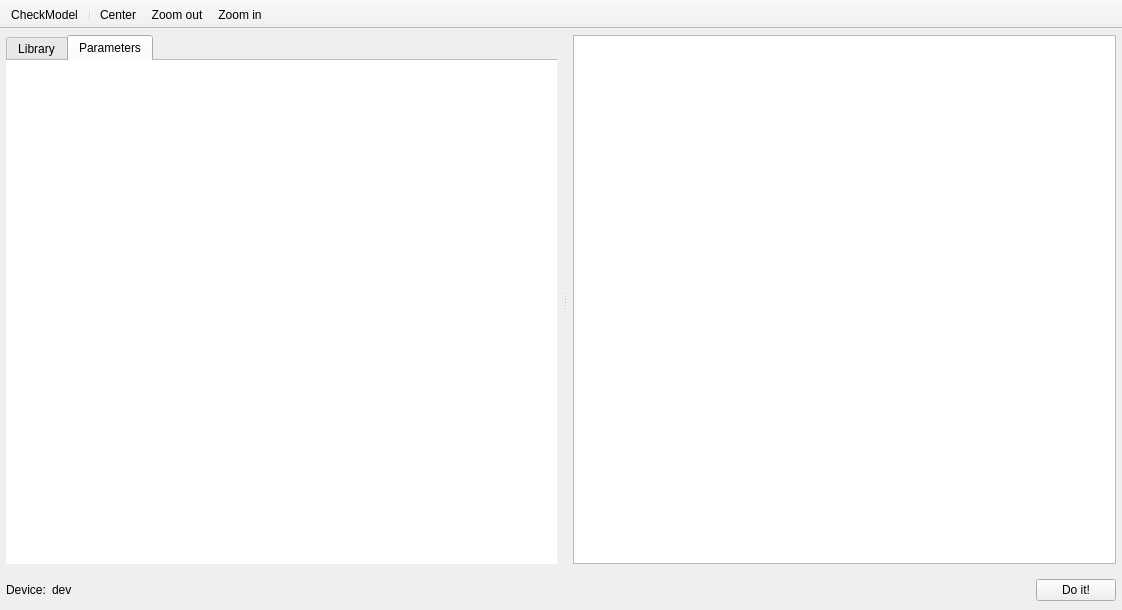
Before: the Qt Designer form src/VeraGrid/Gui/RmsModelEditor/block_editor.ui in JordiBejarUPC/veragrid-hvdc-bipolar-pfc, drawn with Qt 5.
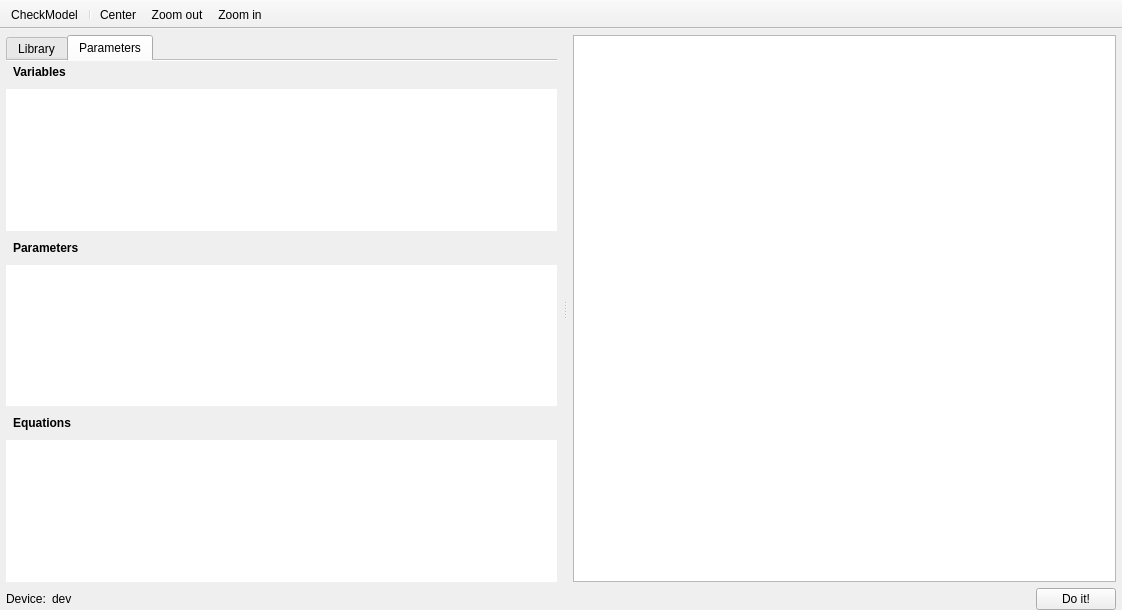
After: the same form once the commit is applied. The open tabs and pages were chosen to show the change. Icons and pictures are not drawn.

What changed in the file:
```diff
--- a/src/VeraGrid/Gui/RmsModelEditor/block_editor.ui
+++ b/src/VeraGrid/Gui/RmsModelEditor/block_editor.ui
@@ -135,6 +135,33 @@
                <property name="bottomMargin">
                 <number>0</number>
                </property>
+               <item>
+                <widget class="QLabel" name="variablesLabel">
+                 <property name="text">
+                  <string>Variables</string>
+                 </property>
+                 <property name="styleSheet">
+                  <string>font-weight: bold; padding: 4px;</string>
+                 </property>
+                </widget>
+               </item>
+               <item>
+                <widget class="QTableView" name="variablesTableView">
+                 <property name="frameShape">
+                  <enum>QFrame::Shape::NoFrame</enum>
+                 </property>
+                </widget>
+               </item>
+               <item>
+                <widget class="QLabel" name="parametersLabel">
+                 <property name="text">
+                  <string>Parameters</string>
+                 </property>
+                 <property name="styleSheet">
+                  <string>font-weight: bold; padding: 4px;</string>
+                 </property>
+                </widget>
+               </item>
                <item>
                 <widget class="QTableView" name="parametersTableView">
                  <property name="frameShape">
@@ -142,6 +169,23 @@
                  </property>
                 </widget>
                </item>
+               <item>
+                <widget class="QLabel" name="equationsLabel">
+                 <property name="text">
+                  <string>Equations</string>
+                 </property>
+                 <property name="styleSheet">
+                  <string>font-weight: bold; padding: 4px;</string>
+                 </property>
+                </widget>
+               </item>
+               <item>
+                <widget class="QTableView" name="equationsTableView">
+                 <property name="frameShape">
+                  <enum>QFrame::Shape::NoFrame</enum>
+                 </property>
+                </widget>
+               </item>
               </layout>
              </widget>
             </widget>
```
